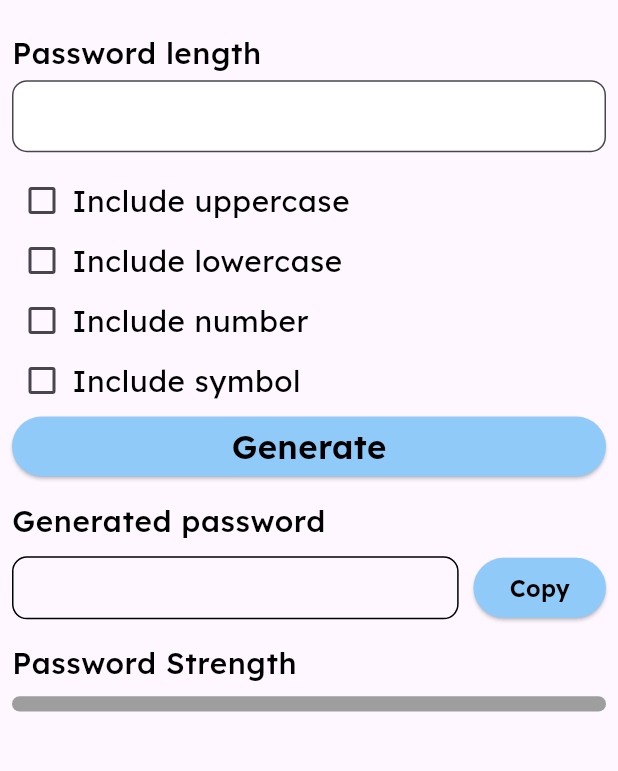
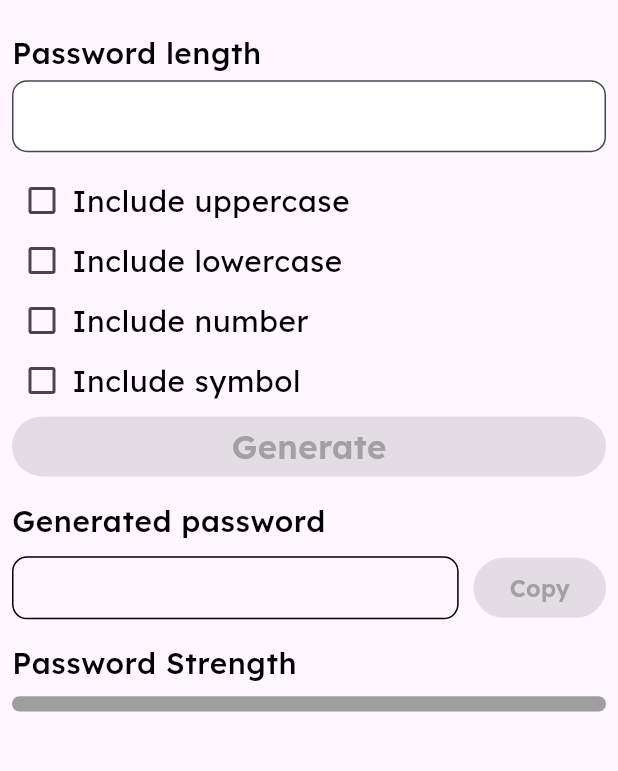
Before and after one commit to piperfresh/password_generator, a Flutter app: the screen it shows after launch, on a phone screen of 412 x 824 dp, the part 64-835 px from its top. Run offline on Flutter 3.47's test engine with Material 3 defaults, Android fonts, the phone set to English and light mode, and no system bars; our stand-ins replace flutter_riverpod, shared_preferences.

Commit message:
ui improvement

```diff
--- a/lib/features/password_generator/presentation/pages/password_generator_screen.dart
+++ b/lib/features/password_generator/presentation/pages/password_generator_screen.dart
@@ -34,6 +34,29 @@ class _PasswordGeneratorScreenState
   void dispose() {
     super.dispose();
     passwordCharacterController.dispose();
+  }
+
+  String passwordStrength(double strength) {
+    if (strength == 0) {
+      return '';
+    } else if (strength < 40) {
+      return 'Weak';
+    } else if (strength >= 40 && strength < 60) {
+      return 'Fair';
+    } else if (strength >= 60 && strength < 80) {
+      return 'Strong';
+    } else if (strength >= 80) {
+      return 'Very Strong';
+    } else {
+      return '';
+    }
+  }
+
+  bool isAnyCheckboxSelected() {
+    return includeUppercase ||
+        includeLowercase ||
+        includeNumber ||
+        includeSymbol;
   }
 
   @override
@@ -107,11 +130,15 @@ class _PasswordGeneratorScreenState
                   width: double.infinity,
                   child: ElevatedButton(
                       style: ElevatedButton.styleFrom(
-                        backgroundColor: isDarkMode
+                        backgroundColor: !isAnyCheckboxSelected()
+                            ? null
+                            : isDarkMode
                                 ? AppColor.blueShade400
                                 : AppColor.blueShade200,
                       ),
-                      onPressed: () {
+                      onPressed: !isAnyCheckboxSelected()
+                          ? null
+                          : () {
                               if (passwordCharacterController.text.isEmpty) {
                                 SnackBarUtils.snackBar(
                                     context, 'Please enter  password length');
@@ -137,16 +164,16 @@ class _PasswordGeneratorScreenState
 
                         setState(() {
                           generatedPassword = generatePassword;
-                        });
-
-                        setState(() {
                                 progress =
                                     PasswordGenerator.calculatePasswordStrength(
                                         generatePassword);
                               });
                             },
                       child: Text('Generate',
-                          style: context.textTheme.bodyMedium))),
+                          style: context.textTheme.bodyMedium?.copyWith(
+                              color: !isAnyCheckboxSelected()
+                                  ? AppColor.grey
+                                  : null)))),
               12.sbH,
               Text(
                 'Generated password',
@@ -160,7 +187,14 @@ class _PasswordGeneratorScreenState
               LinearTracker(
                 progress: progress,
                 height: 10.h,
-              )
+              ),
+              5.sbH,
+              Text(
+                passwordStrength(progress),
+                style: context.textTheme.bodySmall?.copyWith(
+                  fontSize: 15.sp,
+                ),
+              ),
             ],
           ),
         ),
--- a/lib/features/password_generator/presentation/widget/copy_able_text.dart
+++ b/lib/features/password_generator/presentation/widget/copy_able_text.dart
@@ -30,11 +30,16 @@ class CopyAbleText extends ConsumerWidget {
         9.sbW,
         ElevatedButton(
           style: ElevatedButton.styleFrom(
-              backgroundColor:
-                  isDarkMode ? AppColor.blueShade400 : AppColor.blueShade200),
-          onPressed: () async {
-            await Clipboard.setData(ClipboardData(text: text));
-            ScaffoldMessenger.of(context).showSnackBar(
+              backgroundColor: text.isEmpty
+                  ? AppColor.grey
+                  : isDarkMode
+                      ? AppColor.blueShade400
+                      : AppColor.blueShade200),
+          onPressed: text.isEmpty
+              ? null
+              : () async {
+                  await Clipboard.setData(ClipboardData(text: text));
+                  ScaffoldMessenger.of(context).showSnackBar(
               SnackBar(
                 content: Text(
                     '$text copied to clipboard',
@@ -50,7 +55,7 @@ class CopyAbleText extends ConsumerWidget {
           child: Text(
             'Copy',
             style: context.textTheme.bodyMedium?.copyWith(
-              fontSize: 14.sp,
+              fontSize: 14.sp,color: text.isEmpty ? AppColor.grey : null,
             ),
           ),
         ),
--- a/lib/features/password_generator/presentation/widget/linear_tracker.dart
+++ b/lib/features/password_generator/presentation/widget/linear_tracker.dart
@@ -65,6 +65,20 @@ class _LinearTrackerState extends State<LinearTracker>
     super.dispose();
   }
 
+  Color passwordStrengthColor(double strength) {
+    if (strength < 40) {
+      return Colors.red;
+    } else if (strength >= 40 && strength < 60) {
+      return Colors.orange;
+    } else if (strength >= 60 && strength < 80) {
+      return Colors.lightGreen;
+    } else if (strength >= 80) {
+      return Colors.green;
+    } else {
+      return Colors.transparent;
+    }
+  }
+
   @override
   Widget build(BuildContext context) {
     return Column(
@@ -104,7 +118,7 @@ class _LinearTrackerState extends State<LinearTracker>
                     child: Container(
                       height: widget.height,
                       decoration: BoxDecoration(
-                        color: widget.color ?? Colors.blue,
+                        color: widget.color ?? passwordStrengthColor(widget.progress),
                         borderRadius: BorderRadius.circular(widget.height / 2),
                       ),
                     ),
--- a/lib/features/password_generator/presentation/widget/text_field_with_title.dart
+++ b/lib/features/password_generator/presentation/widget/text_field_with_title.dart
@@ -1,10 +1,12 @@
 import 'package:flutter/material.dart';
 import 'package:flutter/services.dart';
+import 'package:flutter_riverpod/flutter_riverpod.dart';
 import 'package:password_generator/core/extension.dart';
+import 'package:password_generator/core/themes/theme_notifier.dart';
 
 import '../../../../core/app_color.dart';
 
-class TextFieldWithTitle extends StatelessWidget {
+class TextFieldWithTitle extends ConsumerWidget {
   final String title;
   final TextEditingController? controller;
   final String? hintText;
@@ -31,7 +33,8 @@ class TextFieldWithTitle extends StatelessWidget {
   });
 
   @override
-  Widget build(BuildContext context) {
+  Widget build(BuildContext context, WidgetRef ref) {
+    final isDarkMode = ref.watch(themeProvider) == ThemeMode.dark;
     return Column(
       crossAxisAlignment: CrossAxisAlignment.start,
       children: [
@@ -42,7 +45,11 @@ class TextFieldWithTitle extends StatelessWidget {
                 ?.copyWith(fontSize: 18.sp)),
         6.sbH,
         TextField(
-            controller: controller,
+          style: Theme.of(context)
+              .textTheme
+              .bodySmall
+              ?.copyWith(fontSize: 16.sp, color: AppColor.black),
+          controller: controller,
             inputFormatters: inputFormatters,
             keyboardType: keyboardType,
             onTap: onTap,
@@ -50,11 +57,16 @@ class TextFieldWithTitle extends StatelessWidget {
             decoration: InputDecoration(
                 border: OutlineInputBorder(
                     borderRadius: BorderRadius.circular(10.0),
-                    borderSide: const BorderSide(color: AppColor.black)),
-                contentPadding: contentPadding ?? const EdgeInsets.all(10),
-                filled: true,
-                fillColor: Colors.white,
-                hintText: hintText,
+                borderSide: BorderSide(
+                    color: isDarkMode ? AppColor.white : AppColor.black)),
+            focusedBorder: OutlineInputBorder(
+                borderRadius: BorderRadius.circular(10.0),
+                borderSide: BorderSide(
+                    color: isDarkMode ? AppColor.white : AppColor.black)),
+            contentPadding: contentPadding ?? const EdgeInsets.all(10),
+            filled: true,
+            fillColor: Colors.white,
+            hintText: hintText,
                 hintStyle: hintStyle ??
                     Theme.of(context)
                         .textTheme
```
Lines whose indentation alone changed are shown as unchanged.
